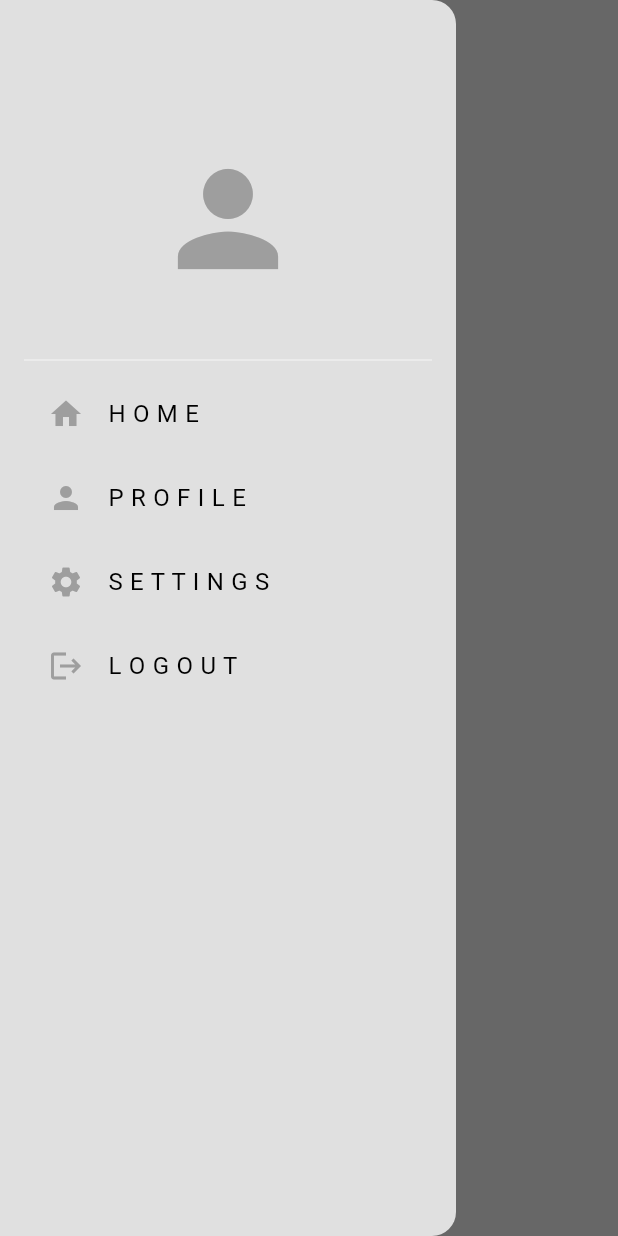
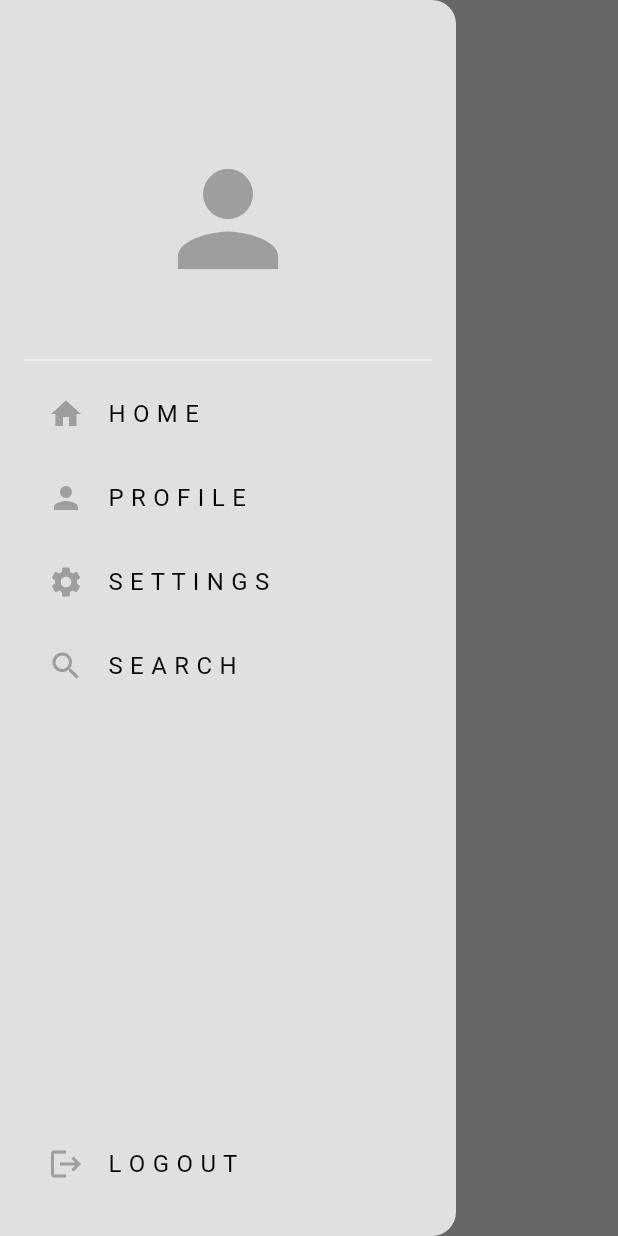
Before and after one commit to mahmoudahmed1718/social_media, a Flutter app: the HomeView screen opened by its route, with the side drawer open, on a phone screen of 412 x 824 dp. Run offline on Flutter 3.47's test engine with Material 3 defaults, Android fonts, the phone set to English and light mode, and no system bars; our stand-ins replace bloc, cloud_firestore, dartz, firebase_auth, firebase_core, flutter_bloc and 3 more; accounts and stored records are empty; generated files the repository leaves out were written again.

Commit message:
feat: add search option to MyDrawer for improved navigation

```diff
--- a/lib/feature/home/presentation/view/widgets/my_drawer.dart
+++ b/lib/feature/home/presentation/view/widgets/my_drawer.dart
@@ -35,6 +35,12 @@ class MyDrawer extends StatelessWidget {
               icon: Icons.settings,
               onTap: () {},
             ),
+            MyDrawerTile(
+              title: 'S E A R C H',
+              icon: Icons.search,
+              onTap: () {},
+            ),
+            Spacer(),
             MyDrawerTile(
               title: 'L O G O U T ',
               icon: Icons.logout,
@@ -87,6 +93,7 @@ class MyDrawer extends StatelessWidget {
                 );
               },
             ),
+            const SizedBox(height: 20),
           ],
         ),
       ),
```
